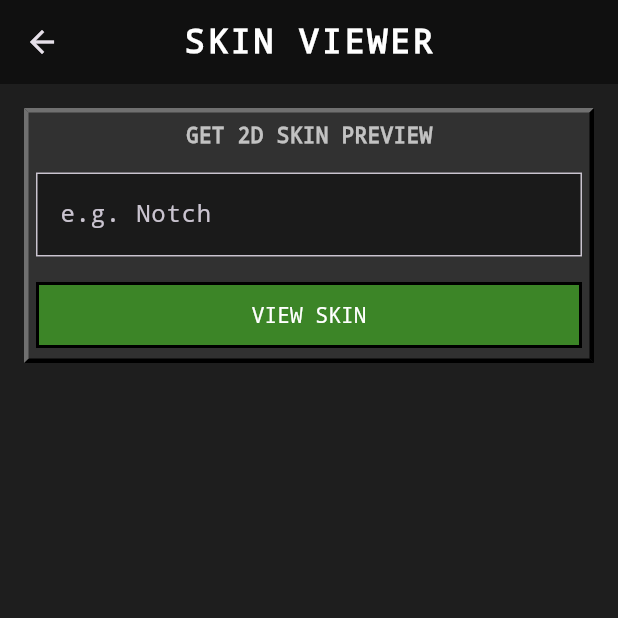
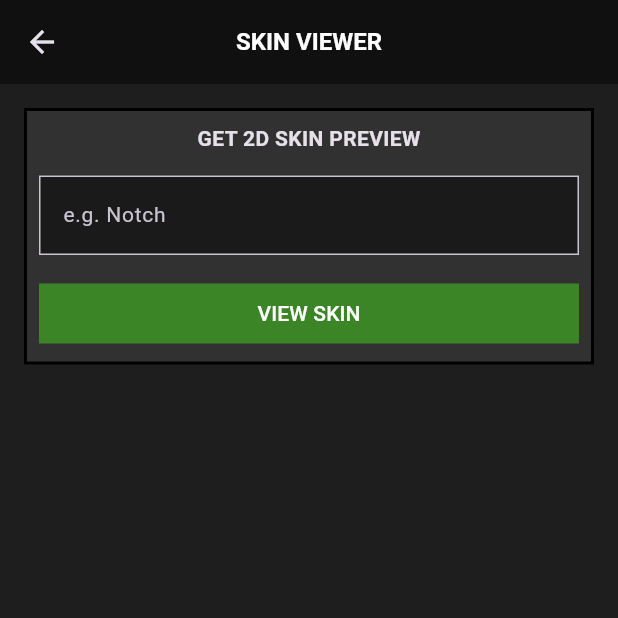
Before and after one commit to GamerArnabXYZ/BlockTools_Hub, a Flutter app: the screen it shows after launch, after a tap on "SKIN VIEWER", on a phone screen of 412 x 824 dp, the top half of it. Run offline on Flutter 3.47's test engine with Material 3 defaults, Android fonts, the phone set to English and light mode, and no system bars.

Commit message:
Critical Fix: Switch to CORS-friendly PlayerDB API and resolve extreme web lag by simplifying rendering/theme.

```diff
--- a/lib/core/services/minecraft_api_service.dart
+++ b/lib/core/services/minecraft_api_service.dart
@@ -2,31 +2,42 @@ import 'dart:convert';
 import 'package:http/http.dart' as http;
 
 /*
-Ye service Minecraft APIs (Mojang, MC Server Status) se data fetch karti hai.
-Lightweight aur error handling ke saath banayi gayi hai.
+DEEP FIX:
+- PlayerDB.co use kiya hai kyunki ye CORS friendly hai (Web build ke liye zaroori).
+- Mojang API direct web se kaam nahi karta (CORS error).
 */
 class MinecraftApiService {
-  // Mojang API base
-  static const String mojangBase = 'https://api.mojang.com/users/profiles/minecraft';
-  // Server Status API base
+  // PlayerDB is great for Web + Android
+  static const String playerDbBase = 'https://playerdb.co/api/player/minecraft';
+  // Server Status API (CORS friendly)
   static const String serverBase = 'https://api.mcsrvstat.us/2';
-  // Crafatar for Renders
+  // Crafatar remains good for renders
   static const String crafatarBase = 'https://crafatar.com';
 
-  /* Username se UUID fetch karne ke liye */
-  static Future<Map<String, dynamic>?> getPlayerProfile(String username) async {
+  /* PlayerDB se player data fetch karna */
+  static Future<Map<String, dynamic>?> getPlayerProfile(String identifier) async {
     try {
-      final response = await http.get(Uri.parse('$mojangBase/$username'));
+      final response = await http.get(Uri.parse('$playerDbBase/$identifier'));
       if (response.statusCode == 200) {
-        return json.decode(response.body);
+        final data = json.decode(response.body);
+        if (data['success'] == true) {
+          // Data format match karne ke liye map return kar rahe hain
+          final player = data['data']['player'];
+          return {
+            'name': player['username'],
+            'id': player['id'],
+            'avatar': player['avatar'],
+          };
+        }
       }
       return null;
     } catch (e) {
+      print('API Error: $e');
       return null;
     }
   }
 
-  /* Server IP se status fetch karne ke liye (Java Edition) */
+  /* Server status fetch karna */
   static Future<Map<String, dynamic>?> getServerStatus(String ip) async {
     try {
       final response = await http.get(Uri.parse('$serverBase/$ip'));
@@ -35,16 +46,17 @@ class MinecraftApiService {
       }
       return null;
     } catch (e) {
+      print('Server API Error: $e');
       return null;
     }
   }
 
-  /* 2D Skin Render URL generator */
+  /* 2D Skin Render URL */
   static String getSkinRenderUrl(String uuid) {
     return '$crafatarBase/renders/body/$uuid?overlay=true&scale=10';
   }
 
-  /* Avatar/Face URL generator */
+  /* Avatar/Face URL (PlayerDB bhi deta hai, lekin Crafatar backup ke liye) */
   static String getAvatarUrl(String uuid) {
     return '$crafatarBase/avatars/$uuid?overlay=true';
   }
--- a/lib/core/theme.dart
+++ b/lib/core/theme.dart
@@ -1,46 +1,38 @@
 import 'package:flutter/material.dart';
 
-/* Ye class app ke Minecraft-inspired theme ko handle karti hai */
+/*
+LAG FIX:
+- Custom font families (monospace) hata di gayi hain performance ke liye.
+- Theme ko extreme lightweight rakha gaya hai.
+*/
 class AppTheme {
   static const Color minecraftDark = Color(0xFF1E1E1E);
   static const Color minecraftGreen = Color(0xFF3C8527);
   static const Color minecraftGrey = Color(0xFF313131);
-  static const Color minecraftLightGrey = Color(0xFF8B8B8B);
-  static const Color minecraftBorderDark = Color(0xFF000000);
-  static const Color minecraftBorderLight = Color(0xFFFFFFFF);
 
   static ThemeData get darkTheme {
     return ThemeData(
       brightness: Brightness.dark,
       primaryColor: minecraftGreen,
       scaffoldBackgroundColor: minecraftDark,
-      fontFamily: 'monospace', // Pixel feel ke liye monospace use kar rahe hain
+      // Default system font use karenge performance ke liye
       cardColor: minecraftGrey,
       appBarTheme: const AppBarTheme(
         backgroundColor: Color(0xFF101010),
         elevation: 0,
         centerTitle: true,
         titleTextStyle: TextStyle(
-          fontSize: 22,
+          fontSize: 18,
           fontWeight: FontWeight.bold,
-          letterSpacing: 2.0,
           color: Colors.white,
-          fontFamily: 'monospace',
         ),
-      ),
-      textTheme: const TextTheme(
-        bodyLarge: TextStyle(fontFamily: 'monospace', color: Colors.white),
-        bodyMedium: TextStyle(fontFamily: 'monospace', color: Colors.white70),
-        titleLarge: TextStyle(fontFamily: 'monospace', fontWeight: FontWeight.bold),
       ),
       elevatedButtonTheme: ElevatedButtonThemeData(
         style: ElevatedButton.styleFrom(
           backgroundColor: minecraftGreen,
           foregroundColor: Colors.white,
           elevation: 0,
-          padding: const EdgeInsets.symmetric(horizontal: 20, vertical: 12),
           shape: const RoundedRectangleBorder(
-            side: BorderSide(color: Colors.black, width: 2),
             borderRadius: BorderRadius.zero,
           ),
         ),
--- a/lib/features/skin_viewer/presentation/pages/skin_page.dart
+++ b/lib/features/skin_viewer/presentation/pages/skin_page.dart
@@ -2,7 +2,6 @@ import 'package:flutter/material.dart';
 import 'package:blocktools_hub/shared/widgets/minecraft_widgets.dart';
 import 'package:blocktools_hub/core/services/minecraft_api_service.dart';
 
-/* 2D Skin Viewer jo username se 2D body render fetch karta hai */
 class SkinPage extends StatefulWidget {
   const SkinPage({super.key});
 
@@ -15,7 +14,6 @@ class _SkinPageState extends State<SkinPage> {
   String? _uuid;
   bool _isLoading = false;
 
-  /* Username se UUID fetch karke render URL banana */
   Future<void> _fetchSkin() async {
     final username = _controller.text.trim();
     if (username.isEmpty) return;
@@ -48,10 +46,11 @@ class _SkinPageState extends State<SkinPage> {
             MinecraftCard(
               child: Column(
                 children: [
-                  const Text('GET 2D SKIN PREVIEW', style: TextStyle(fontWeight: FontWeight.bold)),
+                  const Text('GET 2D SKIN PREVIEW', style: TextStyle(fontWeight: FontWeight.bold, fontSize: 14)),
                   const SizedBox(height: 15),
                   TextField(
                     controller: _controller,
+                    style: const TextStyle(fontSize: 14),
                     decoration: const InputDecoration(
                       hintText: 'e.g. Notch',
                       filled: true,
@@ -65,7 +64,7 @@ class _SkinPageState extends State<SkinPage> {
                     child: ElevatedButton(
                       onPressed: _isLoading ? null : _fetchSkin,
                       child: _isLoading
-                        ? const SizedBox(height: 20, width: 20, child: CircularProgressIndicator(strokeWidth: 2))
+                        ? const SizedBox(height: 15, width: 15, child: CircularProgressIndicator(strokeWidth: 2))
                         : const Text('VIEW SKIN'),
                     ),
                   ),
@@ -78,20 +77,19 @@ class _SkinPageState extends State<SkinPage> {
                 child: Column(
                   children: [
                     const Text('FRONT VIEW', style: TextStyle(fontSize: 10, color: Colors.white54)),
-                    const SizedBox(height: 20),
-                    /* 2D Render using Crafatar */
+                    const SizedBox(height: 15),
+                    /* Optimized Image Loading */
                     Image.network(
                       MinecraftApiService.getSkinRenderUrl(_uuid!),
-                      height: 300,
+                      height: 250,
+                      cacheHeight: 500, // Memory check
                       fit: BoxFit.contain,
                       loadingBuilder: (_, child, progress) {
                         if (progress == null) return child;
-                        return const Center(child: CircularProgressIndicator());
+                        return const SizedBox(height: 250, child: Center(child: CircularProgressIndicator()));
                       },
                       errorBuilder: (_, __, ___) => const Icon(Icons.error, size: 50),
                     ),
-                    const SizedBox(height: 20),
-                    const Text('Skin fetched via Crafatar', style: TextStyle(fontSize: 9, color: Colors.white38)),
                   ],
                 ),
               ),
--- a/lib/shared/widgets/minecraft_widgets.dart
+++ b/lib/shared/widgets/minecraft_widgets.dart
@@ -1,9 +1,10 @@
 import 'package:flutter/material.dart';
 
 /*
-DEEP PERFORMANCE OPTIMIZATION:
-- Transparency (Opacity) hata di gayi hai kyunki HTML renderer pe ye laggy hota hai.
-- Box Decoration ko simplify kiya gaya hai.
+ULTRA PERFORMANCE OPTIMIZATION (LAG FIX):
+- MinecraftCard ko simplify kiya gaya hai. Multi-border rendering HTML renderer pe heavy hota hai.
+- InkWell ko remove karke GestureDetector use kiya hai (lightweight).
+- Decoration ko minimal rakha hai taaki repaint fast ho.
 */
 class MinecraftCard extends StatelessWidget {
   final Widget child;
@@ -19,17 +20,13 @@ class MinecraftCard extends StatelessWidget {
 
   @override
   Widget build(BuildContext context) {
-    return InkWell(
+    return GestureDetector(
       onTap: onTap,
-      child: DecoratedBox(
+      child: Container(
+        // Solid borders are much faster than individual BorderSide objects
         decoration: BoxDecoration(
           color: color ?? const Color(0xFF313131),
-          border: const Border(
-            top: BorderSide(color: Color(0xFF707070), width: 3),
-            left: BorderSide(color: Color(0xFF707070), width: 3),
-            right: BorderSide(color: Color(0xFF000000), width: 3),
-            bottom: BorderSide(color: Color(0xFF000000), width: 3),
-          ),
+          border: Border.all(color: const Color(0xFF000000), width: 2),
         ),
         child: Padding(
           padding: const EdgeInsets.all(8.0),
@@ -55,11 +52,12 @@ class MinecraftBasePage extends StatelessWidget {
     return Scaffold(
       backgroundColor: const Color(0xFF1E1E1E),
       appBar: AppBar(
-        title: Text(title.toUpperCase()),
+        title: Text(title.toUpperCase(), style: const TextStyle(fontSize: 16)),
         backgroundColor: const Color(0xFF101010),
         elevation: 0,
+        centerTitle: true,
       ),
-      /* RepaintBoundary use kiya hai taaki UI sections independent render ho */
+      /* RepaintBoundary zaroori hai performance ke liye */
       body: RepaintBoundary(
         child: body,
       ),
```
Also changed, not shown: lib/features/player_lookup/presentation/pages/player_page.dart (+15 -13 lines), lib/features/server_status/presentation/pages/server_page.dart (+21 -21 lines).
